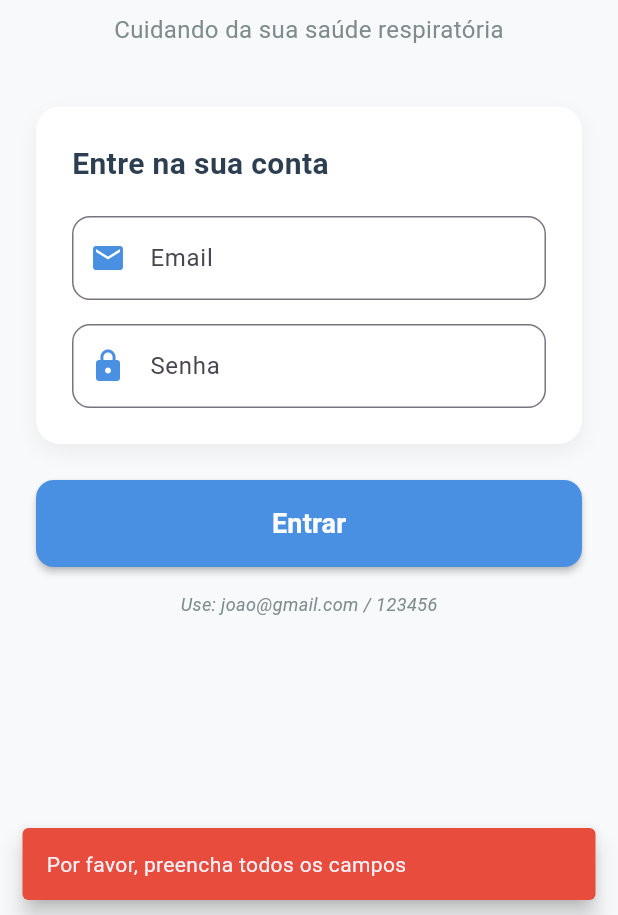
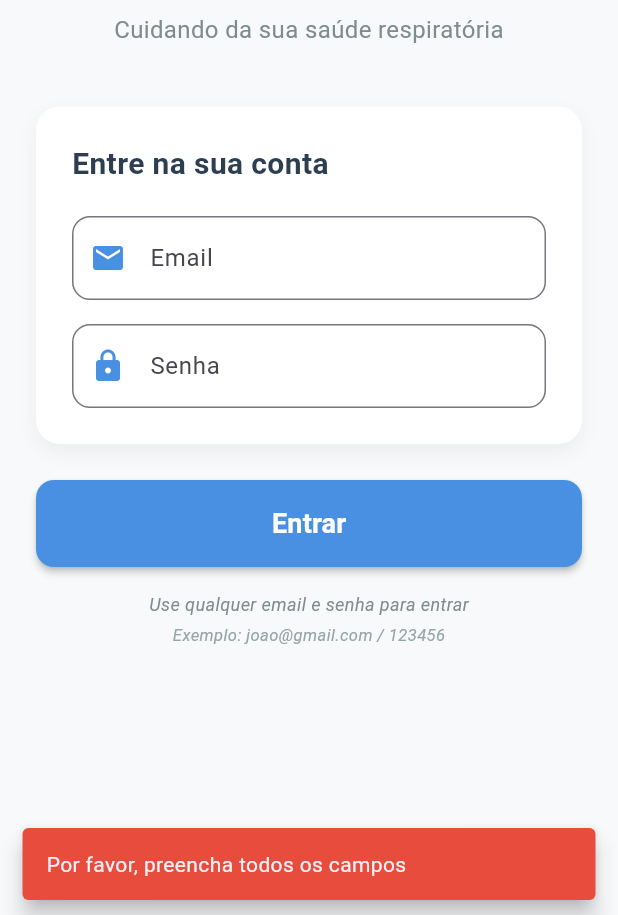
Before and after one commit to yMScorpion/RespiraBem, a Flutter app: the screen it shows after launch, after a tap on "Entrar", on a phone screen of 412 x 824 dp, the part 321-1236 px from its top. Run offline on Flutter 3.47's test engine with Material 3 defaults, Android fonts, the phone set to English and light mode, and no system bars; our stand-ins replace sqflite; accounts and stored records are empty; network calls fail.

Commit message:
terceiro commit

```diff
--- a/lib/api/user_api.dart
+++ b/lib/api/user_api.dart
@@ -5,7 +5,7 @@ import '../domain/usuario.dart';
 class UserApi {
   // URL da API fake - ajuste para seu repositório
   final String baseUrl =
-      'https://my-json-server.typicode.com/tarsisms/fake-api';
+      'https://my-json-server.typicode.com/yMScorpion/fake-api-respirabem';
 
   Future<List<Usuario>> getUsers() async {
     try {
--- a/lib/pages/home_page.dart
+++ b/lib/pages/home_page.dart
@@ -121,7 +121,7 @@ class _HomePageState extends State<HomePage> {
   }
 
   Widget buildQuickActionsGrid() {
-    return Column(
+    return const Column(
       children: [
         Row(
           children: [
@@ -129,35 +129,35 @@ class _HomePageState extends State<HomePage> {
               child: ActionCard(
                 title: 'Sintomas',
                 icon: Icons.health_and_safety,
-                color: const Color(0xFF27AE60),
+                color: Color(0xFF27AE60),
               ),
             ),
-            const SizedBox(width: 12),
+            SizedBox(width: 12),
             Expanded(
               child: ActionCard(
                 title: 'Medicamentos',
                 icon: Icons.medication,
-                color: const Color(0xFFE74C3C),
+                color: Color(0xFFE74C3C),
               ),
             ),
           ],
         ),
-        const SizedBox(height: 12),
+        SizedBox(height: 12),
         Row(
           children: [
             Expanded(
               child: ActionCard(
                 title: 'Dicas de Saúde',
                 icon: Icons.lightbulb,
-                color: const Color(0xFFF39C12),
+                color: Color(0xFFF39C12),
               ),
             ),
-            const SizedBox(width: 12),
+            SizedBox(width: 12),
             Expanded(
               child: ActionCard(
                 title: 'Consultas',
                 icon: Icons.calendar_today,
-                color: const Color(0xFF9B59B6),
+                color: Color(0xFF9B59B6),
               ),
             ),
           ],
--- a/lib/pages/login_page.dart
+++ b/lib/pages/login_page.dart
@@ -2,7 +2,6 @@ import 'package:flutter/material.dart';
 import '../api/weather_api.dart';
 import '../api/user_api.dart';
 import '../domain/weather.dart';
-import '../domain/usuario.dart';
 import '../db/database_helper.dart';
 import 'home_page.dart';
 
@@ -103,7 +102,7 @@ class _LoginPageState extends State<LoginPage> {
         borderRadius: BorderRadius.circular(16),
         boxShadow: [
           BoxShadow(
-            color: Colors.black.withOpacity(0.05),
+            color: Colors.black.withValues(alpha: 0.05),
             blurRadius: 10,
             offset: const Offset(0, 5),
           ),
@@ -196,13 +195,26 @@ class _LoginPageState extends State<LoginPage> {
 
   Widget buildInfoText() {
     return const Center(
-      child: Text(
-        'Use: joao@gmail.com / 123456',
-        style: TextStyle(
-          fontSize: 12,
-          color: Color(0xFF7F8C8D),
-          fontStyle: FontStyle.italic,
-        ),
+      child: Column(
+        children: [
+          Text(
+            'Use qualquer email e senha para entrar',
+            style: TextStyle(
+              fontSize: 12,
+              color: Color(0xFF7F8C8D),
+              fontStyle: FontStyle.italic,
+            ),
+          ),
+          SizedBox(height: 4),
+          Text(
+            'Exemplo: joao@gmail.com / 123456',
+            style: TextStyle(
+              fontSize: 11,
+              color: Color(0xFF95A5A6),
+              fontStyle: FontStyle.italic,
+            ),
+          ),
+        ],
       ),
     );
   }
@@ -222,7 +234,7 @@ class _LoginPageState extends State<LoginPage> {
                 borderRadius: BorderRadius.circular(12),
                 boxShadow: [
                   BoxShadow(
-                    color: Colors.black.withOpacity(0.1),
+                    color: Colors.black.withValues(alpha: 0.1),
                     blurRadius: 8,
                     offset: const Offset(0, 2),
                   ),
@@ -251,7 +263,7 @@ class _LoginPageState extends State<LoginPage> {
               borderRadius: BorderRadius.circular(12),
               boxShadow: [
                 BoxShadow(
-                  color: Colors.black.withOpacity(0.1),
+                  color: Colors.black.withValues(alpha: 0.1),
                   blurRadius: 8,
                   offset: const Offset(0, 2),
                 ),
@@ -332,13 +344,50 @@ class _LoginPageState extends State<LoginPage> {
             );
           }
         } else {
-          showMessage('Email ou senha incorretos');
+          // Se não encontrou na API, cria um usuário genérico
+          final db = DatabaseHelper();
+          await db.clearUsuarios();
+          await db.insertUsuario(
+            await db.getUsuario() ??
+            await _createDefaultUser(email),
+          );
+
+          if (mounted) {
+            Navigator.pushReplacement(
+              context,
+              MaterialPageRoute(builder: (context) => const HomePage()),
+            );
+          }
         }
       } else {
-        showMessage('Email ou senha incorretos');
+        // Login offline - permite qualquer credencial
+        final db = DatabaseHelper();
+        await db.clearUsuarios();
+        await db.insertUsuario(await _createDefaultUser(email));
+
+        if (mounted) {
+          Navigator.pushReplacement(
+            context,
+            MaterialPageRoute(builder: (context) => const HomePage()),
+          );
+        }
       }
     } catch (e) {
-      showMessage('Erro ao fazer login: $e');
+      // Em caso de erro, permite login offline
+      try {
+        final db = DatabaseHelper();
+        await db.clearUsuarios();
+        await db.insertUsuario(await _createDefaultUser(email));
+
+        if (mounted) {
+          Navigator.pushReplacement(
+            context,
+            MaterialPageRoute(builder: (context) => const HomePage()),
+          );
+        }
+      } catch (dbError) {
+        showMessage('Erro ao fazer login: $dbError');
+      }
     } finally {
       if (mounted) {
         setState(() {
@@ -346,6 +395,18 @@ class _LoginPageState extends State<LoginPage> {
         });
       }
     }
+  }
+
+  Future<dynamic> _createDefaultUser(String email) async {
+    // Extrai o nome do email
+    final nome = email.split('@').first;
+    final nomeCapitalizado = nome[0].toUpperCase() + nome.substring(1);
+
+    return {
+      'nome': nomeCapitalizado,
+      'email': email,
+      'cidade': 'Maceió'
+    };
   }
 
   void showMessage(String message) {
--- a/lib/widgets/action_card.dart
+++ b/lib/widgets/action_card.dart
@@ -25,7 +25,7 @@ class ActionCard extends StatelessWidget {
           Container(
             padding: const EdgeInsets.all(12),
             decoration: BoxDecoration(
-              color: color.withOpacity(0.1),
+              color: color.withValues(alpha: 0.1),
               borderRadius: const BorderRadius.all(Radius.circular(8)),
             ),
             child: Icon(icon, color: color, size: 24),
--- a/pubspec.yaml
+++ b/pubspec.yaml
@@ -13,6 +13,7 @@ dependencies:
   sqflite: ^2.3.0
   path: ^1.8.3
   cupertino_icons: ^1.0.2
+  http: ^1.1.0
 
 dev_dependencies:
   flutter_test:
```
Also changed, not shown: pubspec.lock.
